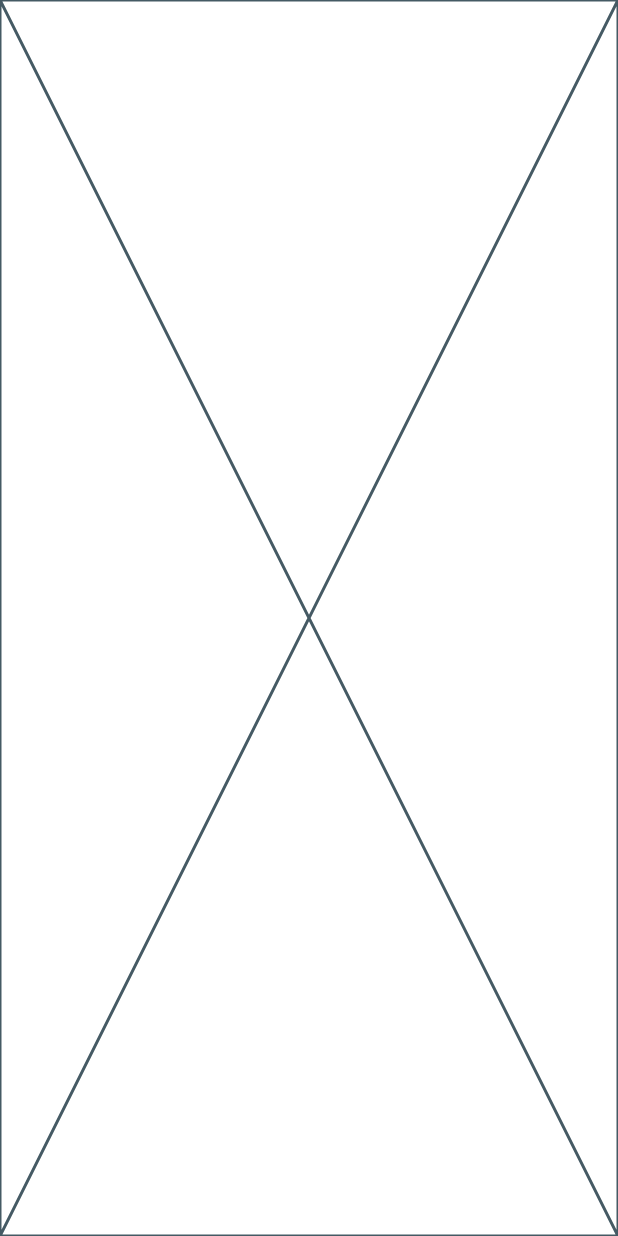
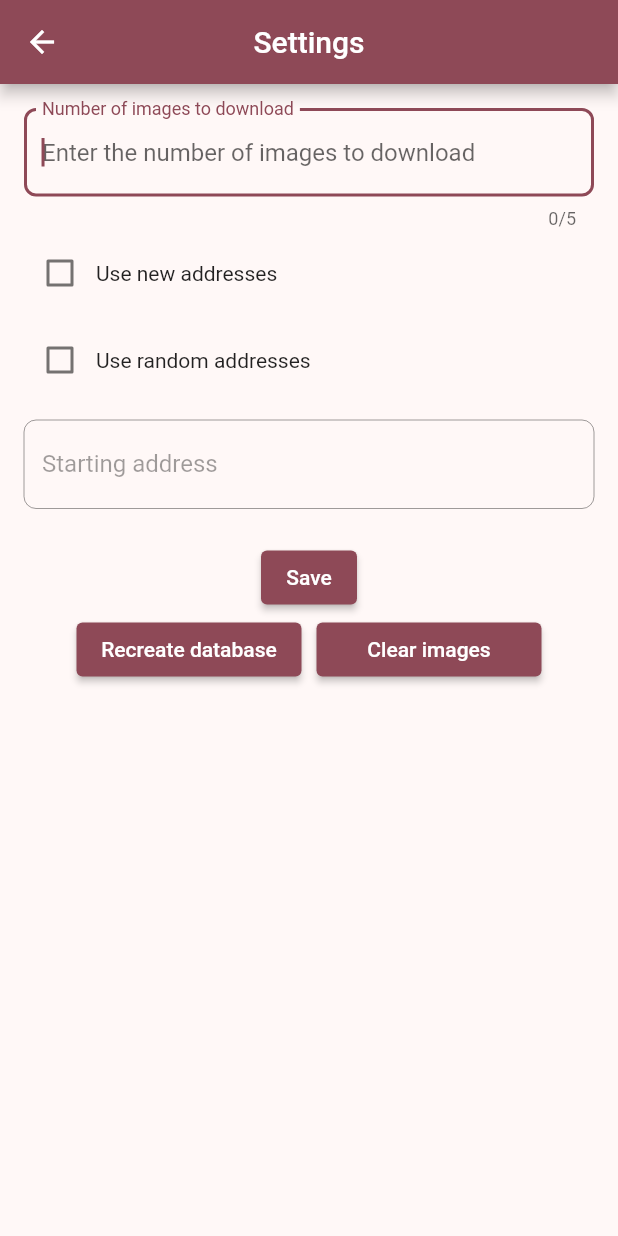
Before and after one commit to MaksimLevchenko/lightshot_parser_mobile, a Flutter app: the screen it shows after launch, after a tap on the "settings" icon, on a phone screen of 412 x 824 dp. Run offline on Flutter 3.47's test engine with Material 3 defaults, Android fonts, the phone set to English and light mode, and no system bars; our stand-ins replace photo_view.

Commit message:
Refactor settings page to use form and add validation

```diff
--- a/lib/pages/settings_page.dart
+++ b/lib/pages/settings_page.dart
@@ -1,10 +1,174 @@
 import 'package:flutter/material.dart';
 
-class SettingsPage extends StatelessWidget {
-  const SettingsPage({super.key});
+class SettingsPage extends StatefulWidget {
+  SettingsPage({super.key});
+
+  @override
+  State<SettingsPage> createState() => _SettingsPageState();
+}
+
+class _SettingsPageState extends State<SettingsPage> {
+  final _formKey = GlobalKey<FormState>();
+
+  final _numOfImagesController = TextEditingController();
+  final _startingAddressController = TextEditingController();
+
+  bool _useNewAddress = false;
+  bool _useRandomAddress = false;
+
+  @override
+  void dispose() {
+    _numOfImagesController.dispose();
+    _startingAddressController.dispose();
+    super.dispose();
+  }
+
+  TextFormField _numOfImagesFormField() {
+    return TextFormField(
+      decoration: InputDecoration(
+        labelText: "Number of images to download",
+        hintText: "Enter the number of images to download",
+        border: OutlineInputBorder(
+          borderRadius: BorderRadius.circular(8),
+          borderSide: BorderSide(width: 1.5),
+        ),
+      ),
+      textInputAction: TextInputAction.next,
+      maxLength: 5,
+      keyboardType: TextInputType.number,
+      controller: _numOfImagesController,
+      autofocus: true,
+      validator: (value) {
+        value = value ?? '';
+        if (value.isEmpty) {
+          return "Please enter the number of images to download";
+        } else if (int.tryParse(value) == null) {
+          return "Please enter a valid number";
+        } else if (int.parse(value) < 1) {
+          return "Please enter a number greater than 0";
+        } else {
+          return null;
+        }
+      },
+    );
+  }
+
+  Widget _useNewAddressCheckbox() {
+    return Row(
+      children: [
+        Checkbox(
+          value: _useNewAddress,
+          onChanged: (value) {
+            setState(() {
+              _useNewAddress = value!;
+            });
+          },
+        ),
+        Text("Use new addresses"),
+      ],
+    );
+  }
+
+  _useRandomAddressCheckbox() {
+    return Row(
+      children: [
+        Checkbox(
+          value: _useRandomAddress,
+          onChanged: (value) {
+            setState(() {
+              _useRandomAddress = value!;
+            });
+          },
+        ),
+        Text("Use random addresses"),
+      ],
+    );
+  }
+
+  TextFormField _startingAddressFormField() {
+    return TextFormField(
+      decoration: InputDecoration(
+        labelText: "Starting address",
+        hintText: "Enter the starting address",
+        border: OutlineInputBorder(
+          borderRadius: BorderRadius.circular(8),
+          borderSide: BorderSide(width: 1.5),
+        ),
+      ),
+      maxLength: _useNewAddress ? 12 : 6,
+      controller: _startingAddressController,
+      enabled: _useRandomAddress,
+      validator: (value) {
+        value = value ?? '';
+        RegExp mask = _useNewAddress
+            ? RegExp(r'^[a-zA-Z0-9_-]{12}$')
+            : RegExp(r'^[a-z0-9]{6}$');
+        if (value.isEmpty) {
+          return "Please enter the starting address";
+        } else if ((_useNewAddress && value.length != 12) ||
+            (!_useNewAddress && value.length != 6)) {
+          return "Please enter a max length address";
+        } else if (!mask.hasMatch(value)) {
+          return "Please enter a address with only a ${_useNewAddress ? '(a-z, A-Z, 0-9, _ and -)' : '(a-z, 0-9)'}";
+        } else {
+          return null;
+        }
+      },
+    );
+  }
+
+  void _saveSettings() {
+    if (_formKey.currentState!.validate()) {
+      _formKey.currentState!.save();
+    }
+  }
 
   @override
   Widget build(BuildContext context) {
-    return const Placeholder();
+    return Scaffold(
+      appBar: AppBar(
+        title: Text("Settings"),
+        centerTitle: true,
+      ),
+      body: SafeArea(
+        minimum: EdgeInsets.all(16),
+        child: Form(
+          key: _formKey,
+          child: Column(
+            children: [
+              _numOfImagesFormField(),
+              SizedBox(height: 5),
+              _useNewAddressCheckbox(),
+              SizedBox(height: 10),
+              _useRandomAddressCheckbox(),
+              SizedBox(height: 16),
+              _startingAddressFormField(),
+              ElevatedButton(
+                onPressed: _saveSettings,
+                child: Text("Save"),
+              ),
+              Row(
+                mainAxisAlignment: MainAxisAlignment.center,
+                children: [
+                  ElevatedButton(
+                    style: ButtonStyle(
+                        fixedSize: MaterialStateProperty.all(Size(150, 30))),
+                    child: Text('Recreate database'),
+                    onPressed: () {},
+                  ),
+                  SizedBox(width: 10),
+                  ElevatedButton(
+                    style: ButtonStyle(
+                        fixedSize: MaterialStateProperty.all(Size(150, 30))),
+                    onPressed: () {},
+                    child: Text('Clear images'),
+                  ),
+                ],
+              ),
+            ],
+          ),
+        ),
+      ),
+    );
   }
 }
```
